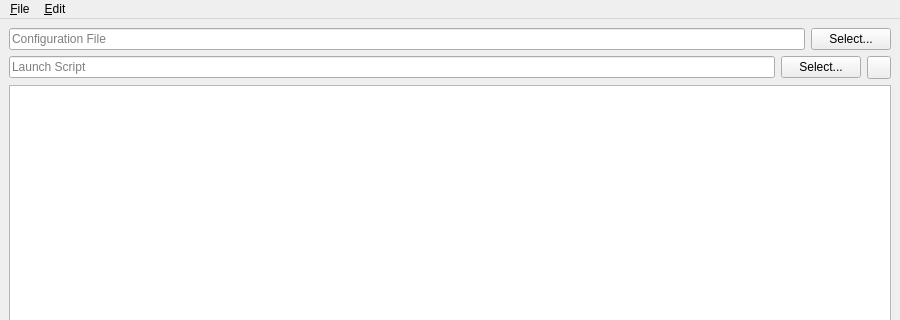
textbrowser/spot-on-lite, file UI/spot-on-lite-monitor.ui: the form before one commit; both pictures show x 0 to 900 and y 0 to 320 of the 900 by 600 pixel window.
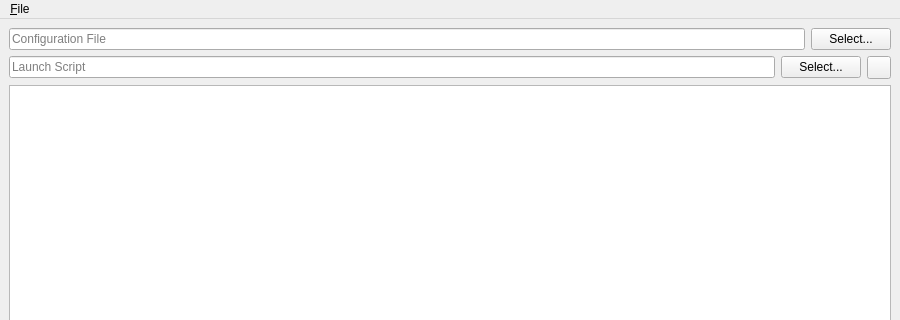
The form after the commit.

What changed in the file:
```diff
--- a/UI/spot-on-lite-monitor.ui
+++ b/UI/spot-on-lite-monitor.ui
@@ -102,14 +102,7 @@
     </property>
     <addaction name="action_Quit"/>
    </widget>
-   <widget class="QMenu" name="menu_Edit">
-    <property name="title">
-     <string>&amp;Edit</string>
-    </property>
-    <addaction name="action_Update_Rate"/>
-   </widget>
    <addaction name="menu_File"/>
-   <addaction name="menu_Edit"/>
   </widget>
   <widget class="QStatusBar" name="statusbar"/>
   <action name="action_Quit">
```
